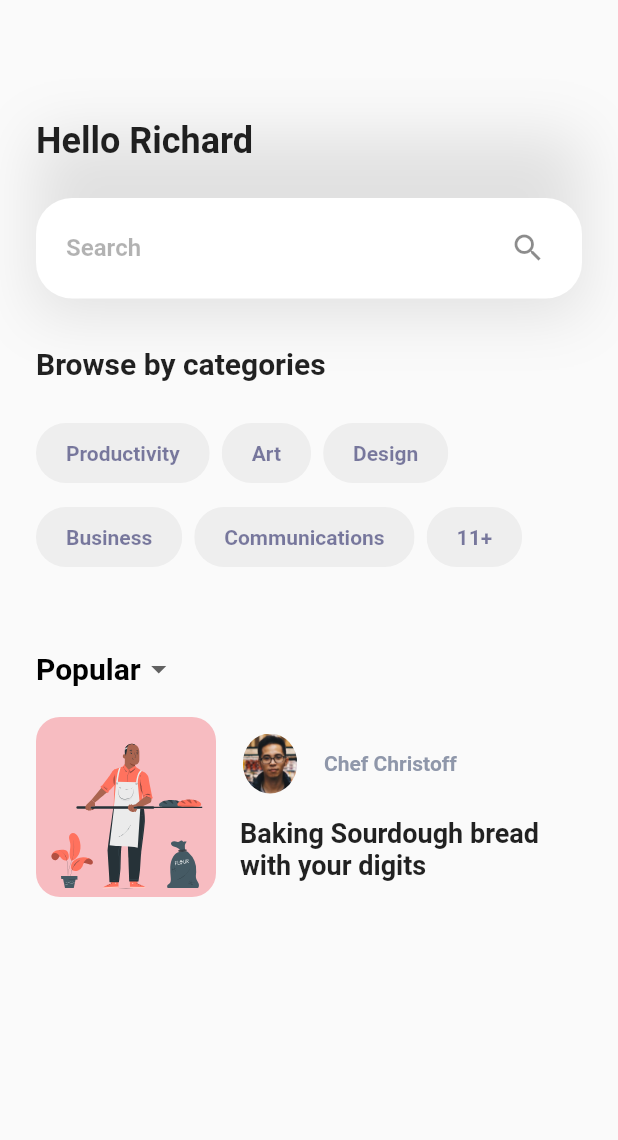
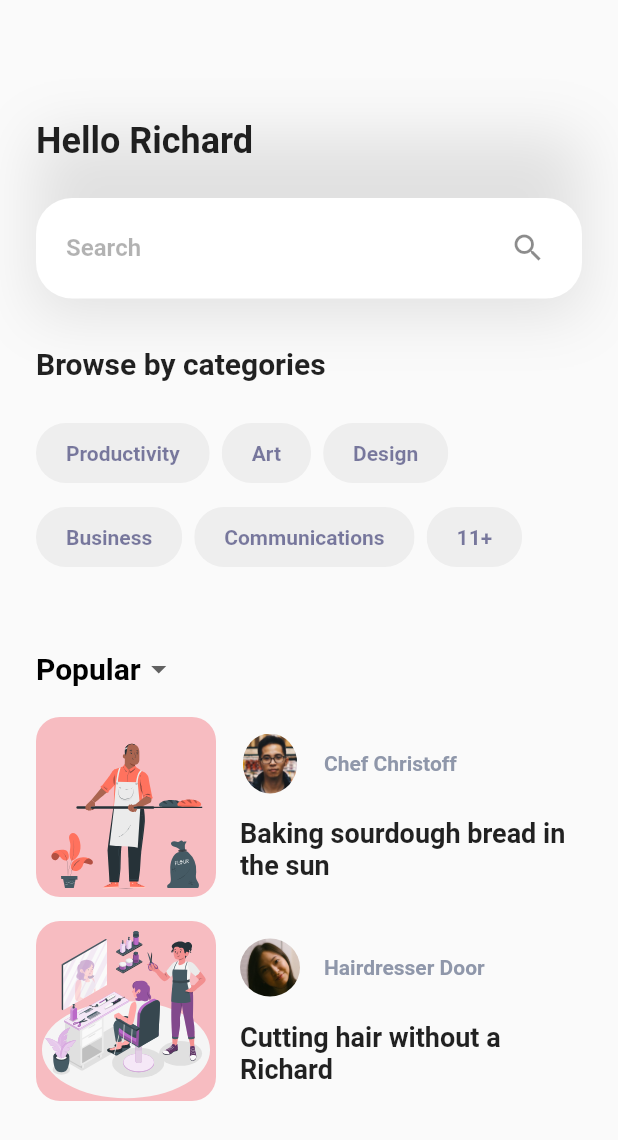
Before and after one commit to huynhtastic/5-days-ui-online-courses, a Flutter app: the screen it shows after launch, on a phone screen of 412 x 824 dp. Shown: the top 1140 px of the screen. Run offline on Flutter 3.47's test engine with Material 2 defaults, Android fonts, the phone set to English and light mode, and no system bars; our stand-ins replace flutter_svg.

Commit message:
feat: add new hairdresser course

```diff
--- a/lib/screens/home/widgets/course_list.dart
+++ b/lib/screens/home/widgets/course_list.dart
@@ -19,18 +19,30 @@ class CourseInfo {
 
 List<CourseInfo> courses = [
   CourseInfo(
+    desc: 'Baking sourdough bread in the sun',
     image: 'assets/images/Baker-pana.svg',
-    semanticsLabel: 'Baking Class Logo',
     instructorAvatar: 'assets/images/chef.png',
     instructorName: 'Chef Christoff',
-    desc: 'Baking Sourdough bread with your digits',
+    semanticsLabel: 'Baking Class Logo',
+  ),
+  CourseInfo(
+    desc: 'Cutting hair without a Richard',
+    image: 'assets/images/Hairdresser-amico.svg',
+    instructorName: 'Hairdresser Door',
+    instructorAvatar: 'assets/images/hairstylist.png',
+    semanticsLabel: 'Hairdresser Class Logo',
   )
 ];
 
 class CourseList extends StatelessWidget {
   @override
   Widget build(BuildContext context) {
-    return Course(courses[0]);
+    return ListView.separated(
+      shrinkWrap: true,
+      itemBuilder: (_, i) => Course(courses[i]),
+      separatorBuilder: (_, __) => SizedBox(height: 16),
+      itemCount: courses.length,
+    );
   }
 }
 
```
